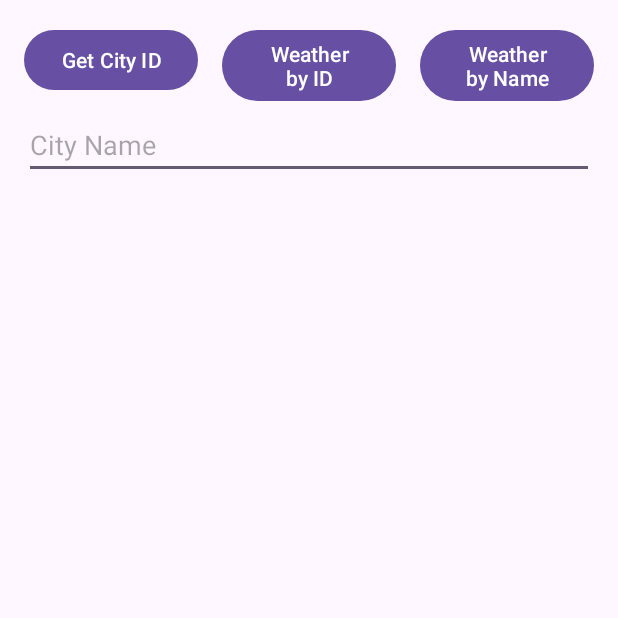
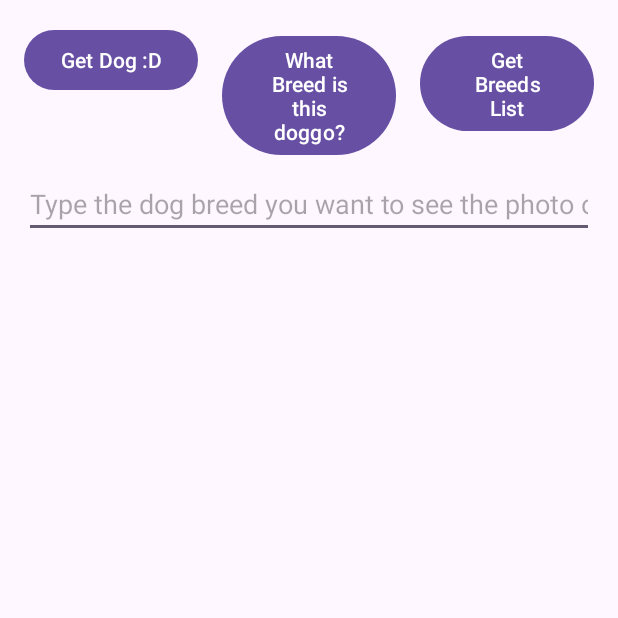
Before and after one commit to ReynardHansel/Android-Weather-REST-API, an Android app: the screen it shows after launch (MainActivity), on a phone screen of 412 x 824 dp, the top half of it. Run offline under Robolectric (Android 15) with nearby library versions, the phone set to English and light mode, and no system bars; our stand-ins replace Volley; pictures from the network do not load.

Commit message:
Changed the app concept from weather api to dog api because the weather api seems like to no longer work (other weather apis require sign up so, no)
- Installed glide library for image loading
- Added Image view to display the dog image
- Modified the button texts and id to match the new concept
- "Get Dog" button alread works (including fetching random image and specific user-inputted breed)

```diff
--- a/app/build.gradle.kts
+++ b/app/build.gradle.kts
@@ -37,4 +37,5 @@ dependencies {
     androidTestImplementation("androidx.test.ext:junit:1.1.5")
     androidTestImplementation("androidx.test.espresso:espresso-core:3.5.1")
     implementation("com.android.volley:volley:1.2.1")
+    implementation ("com.github.bumptech.glide:glide:4.16.0")
 }
--- a/app/src/main/java/com/example/weatherapiapp/MainActivity.java
+++ b/app/src/main/java/com/example/weatherapiapp/MainActivity.java
@@ -6,6 +6,7 @@ import android.os.Bundle;
 import android.view.View;
 import android.widget.Button;
 import android.widget.EditText;
+import android.widget.ImageView;
 import android.widget.ListView;
 import android.widget.Toast;
 
@@ -13,15 +14,20 @@ import com.android.volley.Request;
 import com.android.volley.RequestQueue;
 import com.android.volley.Response;
 import com.android.volley.VolleyError;
-import com.android.volley.toolbox.StringRequest;
+import com.android.volley.toolbox.JsonObjectRequest;
 import com.android.volley.toolbox.Volley;
+import com.bumptech.glide.Glide;
+
+import org.json.JSONException;
+import org.json.JSONObject;
 
 public class MainActivity extends AppCompatActivity {
     //** Get/list the components
     //* The component names don't have to be the same/match the button IDs/names in the xml layout */
-    Button btn_cityID, btn_getWeatherByID, btn_getWeatherByName;
+    Button btn_getDog, btn_getBreedInfo, btn_getBreedList;
     EditText et_dataInput;
-    ListView lv_weatherReport;
+    ListView lv_breedList;
+    ImageView iv_dogImage;
 
     @Override
     protected void onCreate(Bundle savedInstanceState) {
@@ -29,51 +35,81 @@ public class MainActivity extends AppCompatActivity {
         setContentView(R.layout.activity_main);
 
         //* Assign values to each control/components on the layout
-        btn_cityID = findViewById(R.id.btn_getCityID);
-        btn_getWeatherByID = findViewById(R.id.btn_getWeatherByCityID);
-        btn_getWeatherByName = findViewById(R.id.btn_getWeatherByCityName);
+        btn_getDog = findViewById(R.id.btn_getDog);
+        btn_getBreedInfo = findViewById(R.id.btn_getBreedInfo);
+        btn_getBreedList = findViewById(R.id.btn_getBreedList);
 
         et_dataInput = findViewById(R.id.et_dataInput);
-        lv_weatherReport = findViewById(R.id.lv_weatherReports);
+        lv_breedList = findViewById(R.id.lv_breedList);
+        iv_dogImage = findViewById(R.id.iv_dogImage);
+
+        // String url = "";
 
         //* Click listeners for each button
-        btn_cityID.setOnClickListener(new View.OnClickListener() {
+        btn_getDog.setOnClickListener(new View.OnClickListener() {
             @Override
             public void onClick(View v) {
 
                 // Instantiate the RequestQueue.
                 RequestQueue queue = Volley.newRequestQueue(MainActivity.this);
-                String url = "https://api.open-meteo.com/v1/forecast?latitude=52.52&longitude=13.41";
 
-                // Request a string response from the provided URL.
-                StringRequest stringRequest = new StringRequest(Request.Method.GET, url,
-                        new Response.Listener<String>() {
-                            @Override
-                            public void onResponse(String response) {
-                                // Display the first 500 characters of the response string.
-                                Toast.makeText(MainActivity.this, response, Toast.LENGTH_SHORT).show();
-                            }
-                        }, new Response.ErrorListener() {
+                String url;
+                String input = et_dataInput.getText().toString();
+
+                if (input.isEmpty()) {
+                    url = "https://dog.ceo/api/breeds/image/random";
+                } else {
+                    url = "https://dog.ceo/api/breed/" + input + "/images/random";
+                }
+
+                JsonObjectRequest request = new JsonObjectRequest(Request.Method.GET, url, null, new Response.Listener<JSONObject>(){
+                    @Override
+                    public void onResponse(JSONObject response) {
+
+                        try {
+                            String imageUrl = response.getString("message");
+                            Glide.with(MainActivity.this).load(imageUrl).into(iv_dogImage);
+                            Toast.makeText(MainActivity.this, imageUrl, Toast.LENGTH_SHORT).show();
+                        } catch (JSONException e) {
+                            e.printStackTrace();
+                            throw new RuntimeException(e);
+                        }
+
+                        // try {
+                        //     double latitude = response.getDouble("latitude");
+                        //     double longitude = response.getDouble("longitude");
+
+                        //     Toast.makeText(MainActivity.this, "Latitude: " + latitude + ", Longitude: " + longitude, Toast.LENGTH_SHORT).show();
+                        // } catch (JSONException e) {
+                        //     e.printStackTrace();
+                        //     throw new RuntimeException(e);
+                        // }
+
+                        // Toast.makeText(MainActivity.this, response.toString(), Toast.LENGTH_SHORT).show();
+                    }
+                }, new Response.ErrorListener() {
+
                     @Override
                     public void onErrorResponse(VolleyError error) {
-                        Toast.makeText(MainActivity.this, "Error Occurred", Toast.LENGTH_SHORT).show();
+                        // TODO: Handle error
+                        Toast.makeText(MainActivity.this,"Dog Breed not found",Toast.LENGTH_SHORT).show();
                     }
                 });
 
-                // Add the request to the RequestQueue.
-                queue.add(stringRequest);
+                queue.add(request);
+
 //                Toast.makeText(MainActivity.this, "You clicked me", Toast.LENGTH_SHORT).show();
             }
         });
 
-        btn_getWeatherByID.setOnClickListener(new View.OnClickListener() {
+        btn_getBreedInfo.setOnClickListener(new View.OnClickListener() {
             @Override
             public void onClick(View v) {
                 Toast.makeText(MainActivity.this, "You clicked me 2", Toast.LENGTH_SHORT).show();
             }
         });
 
-        btn_getWeatherByName.setOnClickListener(new View.OnClickListener() {
+        btn_getBreedList.setOnClickListener(new View.OnClickListener() {
             @Override
             public void onClick(View v) {
                 Toast.makeText(MainActivity.this, "You typed: " + et_dataInput.getText().toString(), Toast.LENGTH_SHORT).show();
--- a/app/src/main/res/layout/activity_main.xml
+++ b/app/src/main/res/layout/activity_main.xml
@@ -7,57 +7,65 @@
     android:padding="16dp"
     tools:context=".MainActivity">
 
+    <LinearLayout
+        android:layout_width="match_parent"
+        android:layout_height="wrap_content"
+        android:orientation="vertical"
+        tools:layout_editor_absoluteX="16dp"
+        tools:layout_editor_absoluteY="16dp">
+
+        <LinearLayout
+            android:layout_width="match_parent"
+            android:layout_height="wrap_content"
+            android:orientation="horizontal">
+
             <Button
-        android:id="@+id/btn_getCityID"
+                android:id="@+id/btn_getDog"
                 android:layout_width="0dp"
                 android:layout_height="wrap_content"
                 android:layout_marginEnd="8dp"
-        android:text="Get City ID"
-        app:layout_constraintEnd_toStartOf="@+id/btn_getWeatherByCityID"
-        app:layout_constraintHorizontal_chainStyle="spread"
-        app:layout_constraintStart_toStartOf="parent"
-        app:layout_constraintTop_toTopOf="parent" />
+                android:layout_weight="1"
+                android:text="Get Dog :D" />
 
             <Button
-        android:id="@+id/btn_getWeatherByCityID"
+                android:id="@+id/btn_getBreedInfo"
                 android:layout_width="0dp"
                 android:layout_height="wrap_content"
-        android:text="Weather by ID"
                 android:layout_marginStart="8dp"
                 android:layout_marginEnd="8dp"
-        app:layout_constraintEnd_toStartOf="@+id/btn_getWeatherByCityName"
-        app:layout_constraintStart_toEndOf="@id/btn_getCityID"
-        app:layout_constraintTop_toTopOf="parent" />
+                android:layout_weight="1"
+                android:text="What Breed is this doggo?" />
 
             <Button
-        android:id="@+id/btn_getWeatherByCityName"
+                android:id="@+id/btn_getBreedList"
                 android:layout_width="0dp"
                 android:layout_height="wrap_content"
-        android:text="Weather by Name"
                 android:layout_marginStart="8dp"
-        app:layout_constraintEnd_toEndOf="parent"
-        app:layout_constraintStart_toEndOf="@id/btn_getWeatherByCityID"
-        app:layout_constraintTop_toTopOf="parent" />
+                android:layout_weight="1"
+                android:text="Get Breeds List" />
+        </LinearLayout>
 
         <EditText
             android:id="@+id/et_dataInput"
-        android:layout_width="0dp"
+            android:layout_width="match_parent"
             android:layout_height="wrap_content"
             android:layout_marginTop="10dp"
             android:ems="10"
-        android:hint="City Name"
-        android:inputType="text"
-        app:layout_constraintEnd_toEndOf="parent"
-        app:layout_constraintStart_toStartOf="parent"
-        app:layout_constraintTop_toBottomOf="@+id/btn_getCityID" />
+            android:hint="Type the dog breed you want to see the photo of"
+            android:inputType="text" />
+
+        <ImageView
+            android:id="@+id/iv_dogImage"
+            android:layout_width="match_parent"
+            android:layout_height="wrap_content"
+            android:layout_marginTop="10dp"
+            tools:srcCompat="@tools:sample/avatars" />
 
         <ListView
-        android:id="@+id/lv_weatherReports"
-        android:layout_width="0dp"
-        android:layout_height="610dp"
-        android:layout_marginTop="8dp"
-        app:layout_constraintEnd_toEndOf="parent"
-        app:layout_constraintStart_toStartOf="parent"
-        app:layout_constraintTop_toBottomOf="@+id/et_dataInput" />
+            android:id="@+id/lv_breedList"
+            android:layout_width="match_parent"
+            android:layout_height="match_parent" />
+
+    </LinearLayout>
 
 </androidx.constraintlayout.widget.ConstraintLayout>
```
Lines whose indentation alone changed are shown as unchanged.
